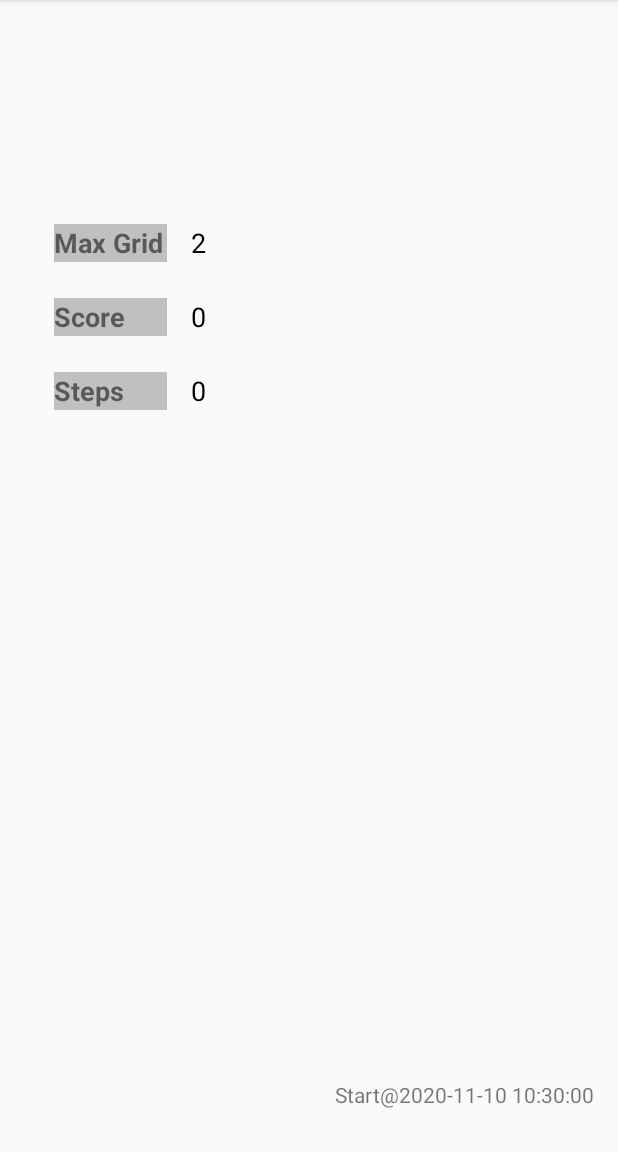
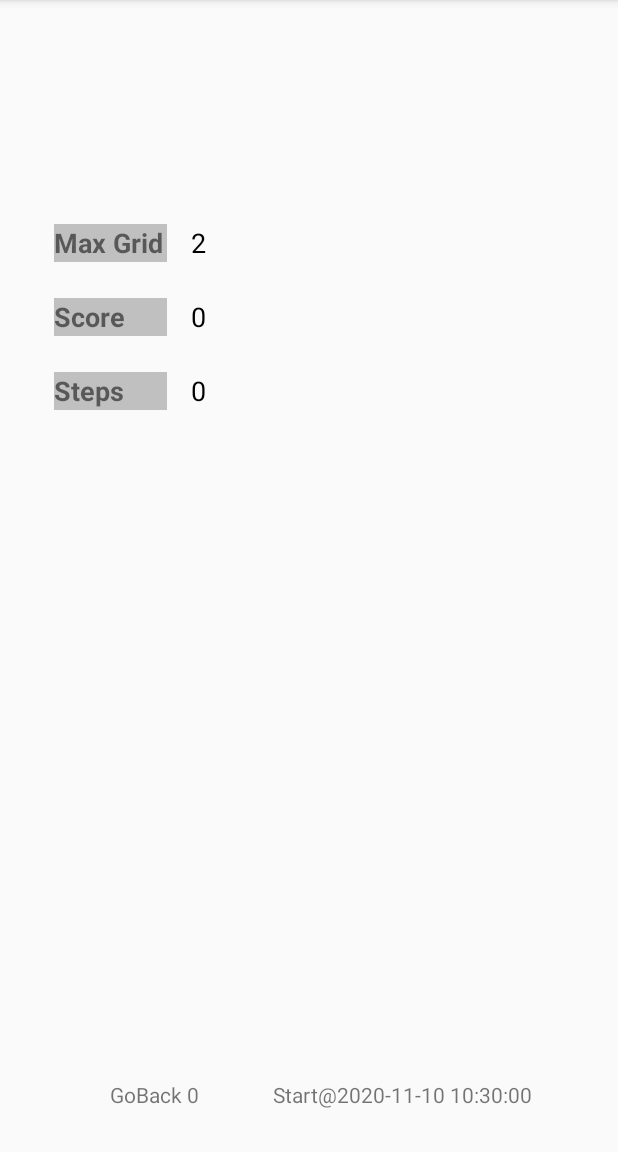
Before and after one commit to newgreen/Game2048, an Android app: the MainActivity screen opened directly, with no data from a screen before it, after a tap on "Disable sound effect", on a phone screen of 412 x 824 dp, the part 84-1236 px from its top. Run offline under Robolectric (Android 15) with nearby library versions, the phone set to English and light mode, and no system bars; pictures from the network do not load.

Commit message:
show goback step

```diff
--- a/app/src/main/java/com/game/game2048/GameData.java
+++ b/app/src/main/java/com/game/game2048/GameData.java
@@ -28,6 +28,7 @@ public class GameData implements Serializable {
     GameStatus gameStatus = GameStatus.PLAY;
     boolean gameSoundEffect = true;
     int replayStep = 0;
+    int goBackCnt = 0;
 
     int maxNumber;
     int historyMaxNumber;
@@ -47,9 +48,11 @@ public class GameData implements Serializable {
         gridNumberCount = data.gridNumberCount;
         actionHistory = data.actionHistory.clone();
         actionCount = data.actionCount;
+        goBackCnt = data.goBackCnt;
 
         maxNumber = data.maxNumber;
         startTime = data.startTime;
+        historyMaxNumber = Math.max(historyMaxNumber, data.historyMaxNumber);
 
         gameStatus = GameStatus.PLAY;
         replayStep = 0;
--- a/app/src/main/java/com/game/game2048/MainActivity.java
+++ b/app/src/main/java/com/game/game2048/MainActivity.java
@@ -67,6 +67,7 @@ public class MainActivity extends AppCompatActivity implements SoundEffect {
 
         String startTime = "Start@" + Common.toDateString(data.startTime, "yyyy-MM-dd HH:mm:ss");
         findTextViewById(R.id.textViewStartTime).setText(startTime);
+        findTextViewById(R.id.textViewGoBackCnt).setText("GoBack " + data.goBackCnt);
 
         findViewById(R.id.buttonContinue).setVisibility(isReviewing() ? View.VISIBLE : View.INVISIBLE);
         // length-1 is the last step which need not be rolled back to
@@ -215,6 +216,7 @@ public class MainActivity extends AppCompatActivity implements SoundEffect {
                 if (data.actionCount > 0) {
                     core.backward(data.actionCount - 1);
                     data.replayStep = 0;
+                    data.goBackCnt++;
                     showFrame();
                     invalidateOptionsMenu();
                 }
@@ -282,6 +284,7 @@ public class MainActivity extends AppCompatActivity implements SoundEffect {
     public void onActionStartHere(View view) {
         core.backward(data.replayStep);
         data.replayStep = 0;
+        data.goBackCnt++;
         leaveReviewMode();
     }
 
--- a/app/src/main/res/layout/activity_main.xml
+++ b/app/src/main/res/layout/activity_main.xml
@@ -32,7 +32,24 @@
         android:gravity="center_vertical|center_horizontal"
         app:layout_constraintBottom_toBottomOf="parent"
         app:layout_constraintEnd_toEndOf="parent"
-        app:layout_constraintHorizontal_bias="1.0"
+        app:layout_constraintHorizontal_bias="0.8"
+        app:layout_constraintStart_toStartOf="parent"
+        app:layout_constraintTop_toBottomOf="@+id/gridsLayout"
+        app:layout_constraintVertical_bias="0.6" />
+
+    <TextView
+        android:id="@+id/textViewGoBackCnt"
+        android:layout_width="173dp"
+        android:layout_height="25dp"
+        android:layout_marginStart="16dp"
+        android:layout_marginTop="32dp"
+        android:layout_marginEnd="16dp"
+        android:layout_marginBottom="16dp"
+        android:text="@string/go_back_cnt"
+        android:gravity="center_vertical|center_horizontal"
+        app:layout_constraintBottom_toBottomOf="parent"
+        app:layout_constraintEnd_toEndOf="parent"
+        app:layout_constraintHorizontal_bias="0"
         app:layout_constraintStart_toStartOf="parent"
         app:layout_constraintTop_toBottomOf="@+id/gridsLayout"
         app:layout_constraintVertical_bias="0.6" />
--- a/app/src/main/res/values/strings.xml
+++ b/app/src/main/res/values/strings.xml
@@ -18,5 +18,6 @@
     <string name="init_max_number">2048</string>
     <string name="Continue">Continue</string>
     <string name="show_version">Show version</string>
-    <string name="software_version">version 202011101223</string>
+    <string name="software_version">version 20201110140125</string>
+    <string name="go_back_cnt">GoBack</string>
 </resources>
```
Also changed, not shown: 1 other file.
